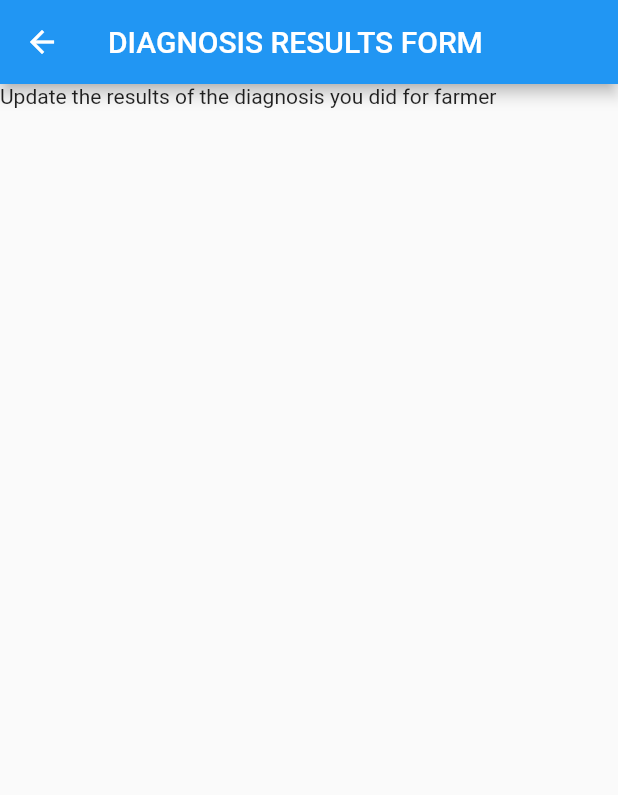
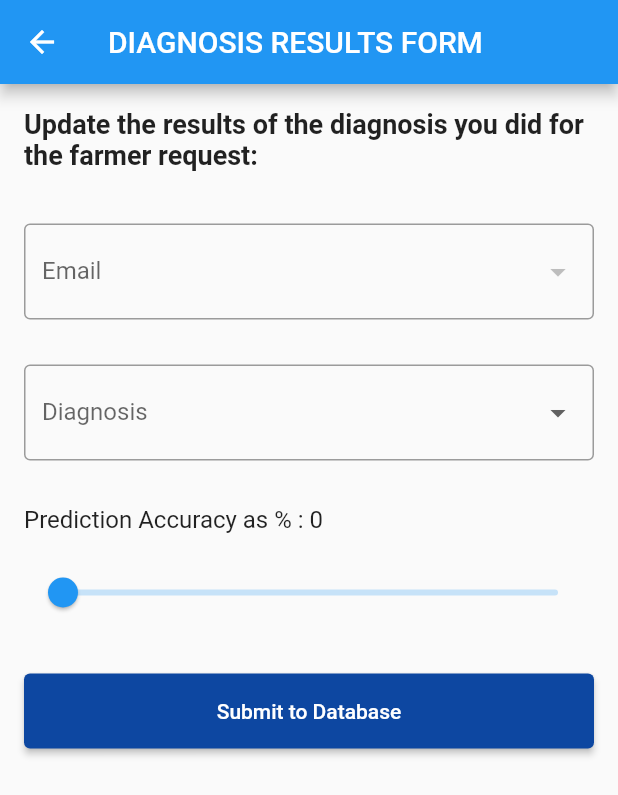
Before and after one commit to notrayo/wb_admin, a Flutter app: the DiagnosisResultsScreen screen opened directly, on a phone screen of 412 x 824 dp. Shown: the top 795 px of the screen. Run offline on Flutter 3.47's test engine with Material 2 defaults, Android fonts, the phone set to English and light mode, and no system bars; our stand-ins replace cloud_firestore, countup, firebase_auth, firebase_core, firebase_storage, image_picker and 1 more; accounts and stored records are empty.

Commit message:
added diag form, where admin can enter details on diagnosis type, email and the percentage

```diff
--- a/lib/drawer.dart
+++ b/lib/drawer.dart
@@ -135,7 +135,7 @@ class DrawerScreen extends StatelessWidget {
               color: Colors.black,
             ),
             title: Text(
-              'Users',
+              'Authenticated Farmers',
               style: Theme.of(context)
                   .textTheme
                   .titleMedium!
@@ -177,7 +177,7 @@ class DrawerScreen extends StatelessWidget {
               color: Colors.black,
             ),
             title: Text(
-              'User Requests',
+              'Diagnosis Requests',
               style: Theme.of(context)
                   .textTheme
                   .titleMedium!
--- a/lib/forms/diagnosis_results.dart
+++ b/lib/forms/diagnosis_results.dart
@@ -1,4 +1,5 @@
 import 'package:flutter/material.dart';
+import 'package:cloud_firestore/cloud_firestore.dart';
 
 class DiagnosisResultsScreen extends StatefulWidget {
   const DiagnosisResultsScreen({super.key});
@@ -8,17 +9,172 @@ class DiagnosisResultsScreen extends StatefulWidget {
 }
 
 class _DiagnosisResultsScreenState extends State<DiagnosisResultsScreen> {
+  final _formKey = GlobalKey<FormState>();
+  //final _emailController = TextEditingController();
+  //final _diagnosisController = TextEditingController();
+  double _selectedPercentage = 0;
+
+  String? _selectedEmail;
+  List<String> _availableEmails = [];
+  String? _selectedDiagnosis;
+  final List<String> _diagnosisOptions = [
+    'Early Blight',
+    'Late Blight',
+    'Healthy'
+  ];
+
+  @override
+  void initState() {
+    super.initState();
+    _fetchAvailableEmails();
+  }
+
+  void _fetchAvailableEmails() async {
+    final usersSnapshot =
+        await FirebaseFirestore.instance.collection('users').get();
+    setState(() {
+      _availableEmails =
+          usersSnapshot.docs.map((doc) => doc['email'] as String).toList();
+    });
+  }
+
+  @override
+  void dispose() {
+    //_emailController.dispose();
+    //_diagnosisController.dispose();
+    //_percentageController.dispose();
+    super.dispose();
+  }
+
+  void _submitForm() {
+    if (_formKey.currentState!.validate()) {
+      //final email = _emailController.text;
+      //final diagnosis = _diagnosisController.text;
+      //final percentage = _percentageController.text;
+
+      // Save the data to Firebase collection
+      FirebaseFirestore.instance.collection('diagnosis_results').add({
+        'email': _selectedEmail,
+        'diagnosis': _selectedDiagnosis,
+        'ML_Accuracy': _selectedPercentage,
+        'timeStamp': DateTime.now(),
+      }).then((_) {
+        ScaffoldMessenger.of(context).showSnackBar(
+          const SnackBar(content: Text('Feedback captured successfully')),
+        );
+        _formKey.currentState!.reset();
+      }).catchError((error) {
+        ScaffoldMessenger.of(context).showSnackBar(
+          const SnackBar(
+              content: Text('An error occurred. Please try again later.')),
+        );
+      });
+
+      // Reset the form
+      _formKey.currentState!.reset();
+    }
+  }
+
   @override
   Widget build(BuildContext context) {
     return Scaffold(
       appBar: AppBar(
         title: const Text('DIAGNOSIS RESULTS FORM'),
       ),
-      body: SingleChildScrollView(
-        child: Column(
-          children: const [
-            Text('Update the results of the diagnosis you did for farmer')
-          ],
+      body: Padding(
+        padding: const EdgeInsets.all(16),
+        child: Form(
+          key: _formKey,
+          child: Column(
+            crossAxisAlignment: CrossAxisAlignment.start,
+            children: [
+              const Text(
+                'Update the results of the diagnosis you did for the farmer request:',
+                style: TextStyle(fontSize: 18, fontWeight: FontWeight.bold),
+              ),
+              const SizedBox(height: 35),
+              DropdownButtonFormField<String>(
+                value: _selectedEmail,
+                onChanged: (value) {
+                  setState(() {
+                    _selectedEmail = value;
+                  });
+                },
+                items: _availableEmails.map((email) {
+                  return DropdownMenuItem<String>(
+                    value: email,
+                    child: Text(email),
+                  );
+                }).toList(),
+                decoration: const InputDecoration(
+                  labelText: 'Email',
+                  border: OutlineInputBorder(),
+                ),
+                validator: (value) {
+                  if (value == null || value.isEmpty) {
+                    return 'Please select an email';
+                  }
+                  return null;
+                },
+              ),
+              const SizedBox(height: 30),
+              DropdownButtonFormField<String>(
+                value: _selectedDiagnosis,
+                onChanged: (value) {
+                  setState(() {
+                    _selectedDiagnosis = value;
+                  });
+                },
+                items: _diagnosisOptions.map((diagnosis) {
+                  return DropdownMenuItem<String>(
+                    value: diagnosis,
+                    child: Text(diagnosis),
+                  );
+                }).toList(),
+                decoration: const InputDecoration(
+                  labelText: 'Diagnosis',
+                  border: OutlineInputBorder(),
+                ),
+                validator: (value) {
+                  if (value == null || value.isEmpty) {
+                    return 'Please select a diagnosis';
+                  }
+                  return null;
+                },
+              ),
+              const SizedBox(height: 30),
+              Text(
+                'Prediction Accuracy as % : ${_selectedPercentage.round()}',
+                style: const TextStyle(fontSize: 16),
+              ),
+              const SizedBox(
+                height: 15,
+              ),
+              Slider(
+                value: _selectedPercentage,
+                onChanged: (value) {
+                  setState(() {
+                    _selectedPercentage = value;
+                  });
+                },
+                min: 0,
+                max: 100,
+                divisions: 100,
+                label: '${_selectedPercentage.round()}',
+              ),
+              const SizedBox(height: 30),
+              ElevatedButton(
+                onPressed: _submitForm,
+                style: ButtonStyle(
+                  backgroundColor:
+                      MaterialStateProperty.all<Color>(Colors.blue[900]!),
+                  minimumSize: MaterialStateProperty.all<Size>(
+                      const Size(double.infinity, 50)),
+                ),
+                child: const Text('Submit to Database'),
+              ),
+            ],
+          ),
         ),
       ),
     );
```
Also changed, not shown: lib/reports/inv_report.dart (+8 -3 lines), lib/reports/users.dart (+16 -4 lines).
